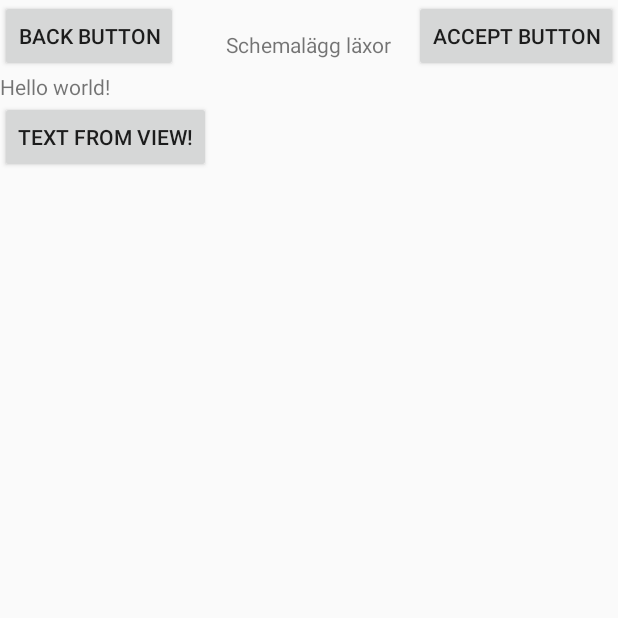
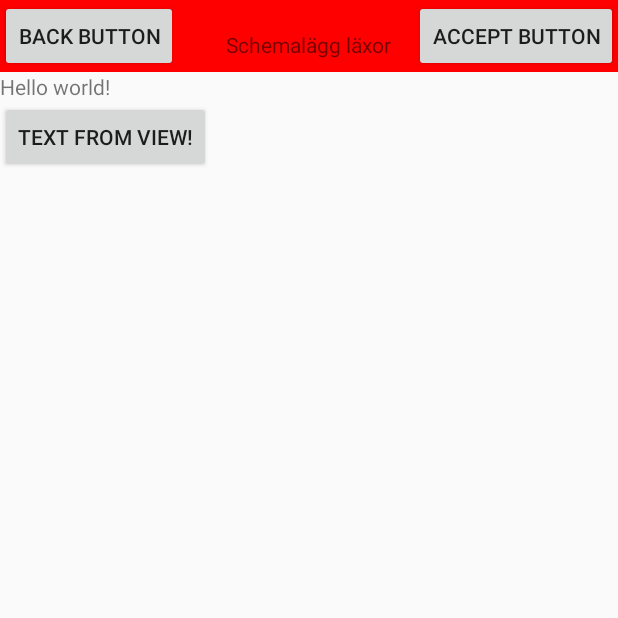
Before and after one commit to viclarsson/HomeWorkPlanner, an Android app: the screen it shows after launch (WeekActivity), on a phone screen of 412 x 824 dp, the top half of it. Run offline under Robolectric (Android 15) with nearby library versions, the phone set to English and light mode, and no system bars.

Commit message:
Nothing really

```diff
--- a/app/src/main/res/layout/top_menu.xml
+++ b/app/src/main/res/layout/top_menu.xml
@@ -1,6 +1,7 @@
 <?xml version="1.0" encoding="utf-8"?>
 <RelativeLayout xmlns:android="http://schemas.android.com/apk/res/android"
     android:layout_width="match_parent"
+    android:background="#ffff0000"
     android:layout_height="match_parent">
 
     <Button
@@ -22,7 +23,8 @@
         android:layout_height="wrap_content"
         android:layout_alignParentRight="true"
         android:text="Accept Button"
-        android:id="@+id/button2"/>
+        android:id="@+id/button2"
+        android:layout_alignParentEnd="false" />
 
 
 </RelativeLayout>
```
